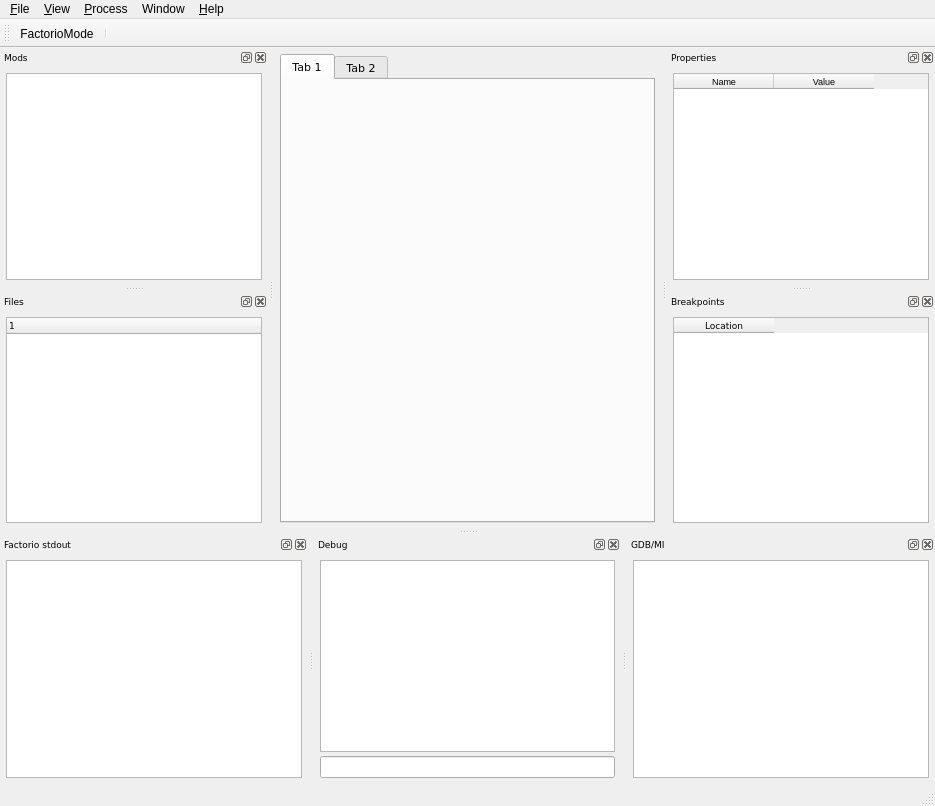
Qt form fdb/mainwindow.ui (mjml/fdb) before a commit.
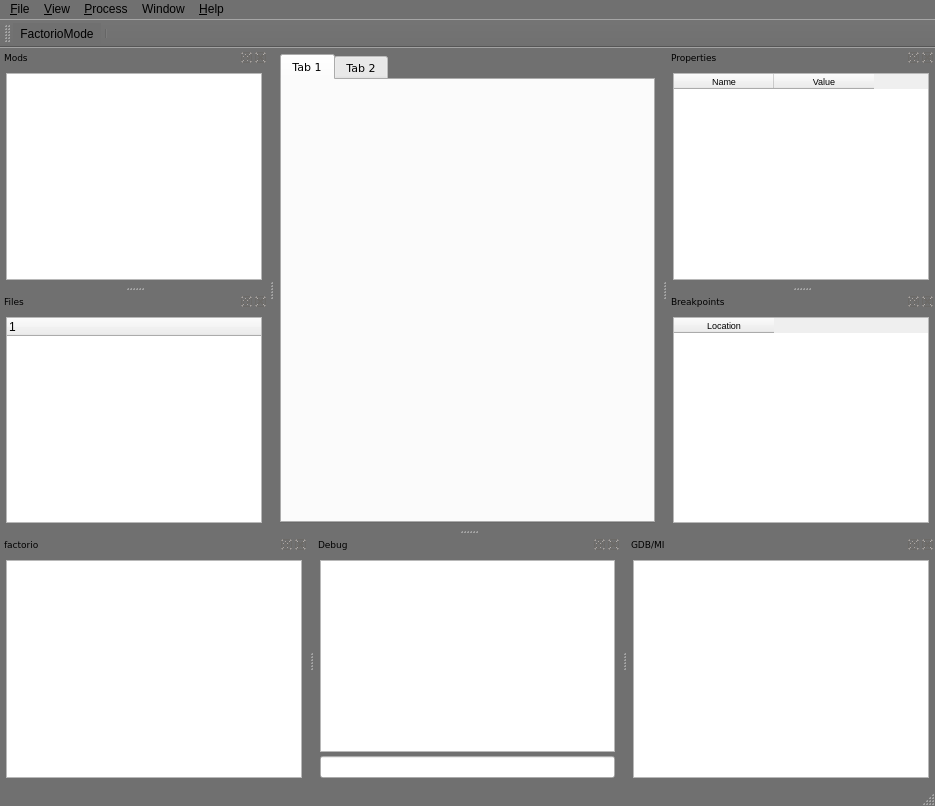
The same form after that commit. Icons and pictures are not drawn. Custom widgets are drawn as their Qt base class.

```diff
--- a/fdb/mainwindow.ui
+++ b/fdb/mainwindow.ui
@@ -13,6 +13,9 @@
   <property name="windowTitle">
    <string>fdb</string>
   </property>
+  <property name="styleSheet">
+   <string notr="true">QMainWindow { background:#707070 }</string>
+  </property>
   <property name="dockOptions">
    <set>QMainWindow::AllowTabbedDocks</set>
   </property>
@@ -82,6 +85,9 @@
      <height>22</height>
     </rect>
    </property>
+   <property name="styleSheet">
+    <string notr="true">background: #707070</string>
+   </property>
    <widget class="QMenu" name="menuFile">
     <property name="title">
      <string>&amp;File</string>
@@ -115,6 +121,9 @@
    <addaction name="menuHelp"/>
   </widget>
   <widget class="QToolBar" name="mainToolBar">
+   <property name="styleSheet">
+    <string notr="true">background: #707070</string>
+   </property>
    <attribute name="toolBarArea">
     <enum>TopToolBarArea</enum>
    </attribute>
@@ -148,7 +157,7 @@
     <set>QDockWidget::AllDockWidgetFeatures</set>
    </property>
    <property name="windowTitle">
-    <string>Factorio stdout</string>
+    <string>factorio</string>
    </property>
    <attribute name="dockWidgetArea">
     <number>8</number>
```
Left out of the diff: 10 changed lines with no effect on the pictures.
